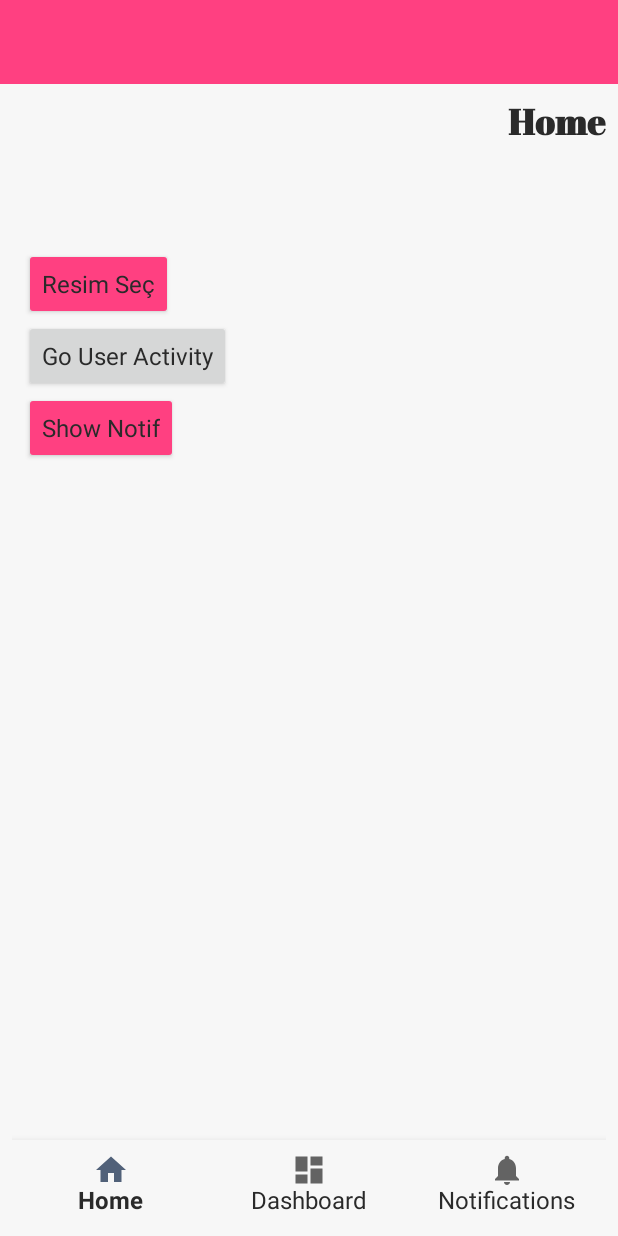
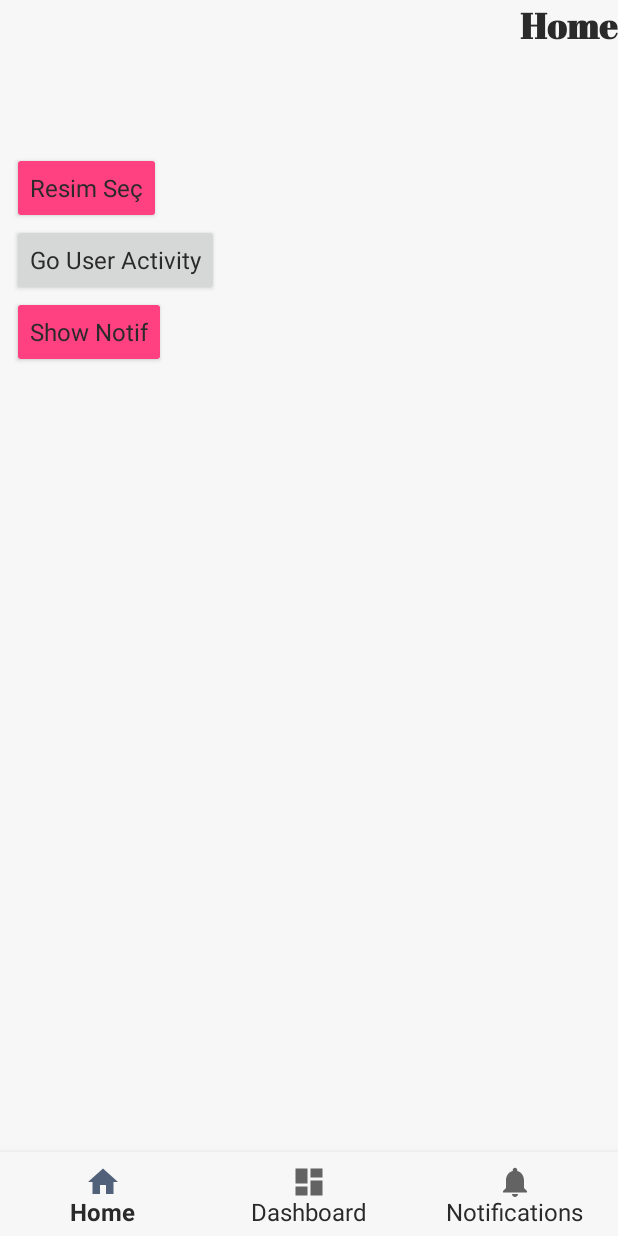
Before and after one commit to aykuttasil/modern-android, an Android app: the screen it shows after launch (MainActivity), on a phone screen of 412 x 824 dp. Run offline under Robolectric (Android 15) with nearby library versions, the phone set to English and light mode, and no system bars; our stand-ins replace Dagger/Hilt's generated code, Timber, data binding; libraries missing offline, so code that uses them is left out: com.facebook.stetho, org.jetbrains.anko; 9 statements that could not run were skipped.

Commit message:
clear code

```diff
--- a/app/src/main/res/layout/activity_main.xml
+++ b/app/src/main/res/layout/activity_main.xml
@@ -1,32 +1,15 @@
 <?xml version="1.0" encoding="utf-8"?>
-<layout xmlns:android="http://schemas.android.com/apk/res/android"
-    xmlns:app="http://schemas.android.com/apk/res-auto">
-
-    <androidx.coordinatorlayout.widget.CoordinatorLayout
+<FrameLayout xmlns:android="http://schemas.android.com/apk/res/android"
+    xmlns:app="http://schemas.android.com/apk/res-auto"
     android:layout_width="match_parent"
     android:layout_height="match_parent">
-
-
-        <androidx.appcompat.widget.Toolbar
-            android:layout_width="match_parent"
-            android:layout_height="wrap_content"
-            android:background="@color/colorAccent" />
-
-        <androidx.constraintlayout.widget.ConstraintLayout
-            android:layout_width="match_parent"
-            android:layout_height="match_parent"
-            android:layout_marginTop="?actionBarSize">
 
 
     <fragment
         android:id="@+id/fragmentContainer"
         android:name="androidx.navigation.fragment.NavHostFragment"
-                android:layout_width="0dp"
-                android:layout_height="0dp"
-                android:layout_marginStart="8dp"
-                android:layout_marginTop="8dp"
-                android:layout_marginEnd="8dp"
-                android:layout_marginBottom="8dp"
+        android:layout_width="match_parent"
+        android:layout_height="match_parent"
         app:defaultNavHost="true"
         app:layout_constraintBottom_toBottomOf="parent"
         app:layout_constraintEnd_toEndOf="parent"
@@ -35,8 +18,4 @@
         app:navGraph="@navigation/navigation_graph" />
 
 
-        </androidx.constraintlayout.widget.ConstraintLayout>
-
-    </androidx.coordinatorlayout.widget.CoordinatorLayout>
-
-</layout>
+</FrameLayout>
```
Lines whose indentation alone changed are shown as unchanged.
